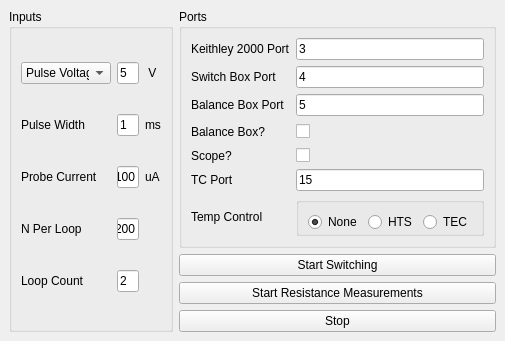
uonelisa/instruments, file switching_GUI_layoutfile.ui: the form before one commit.
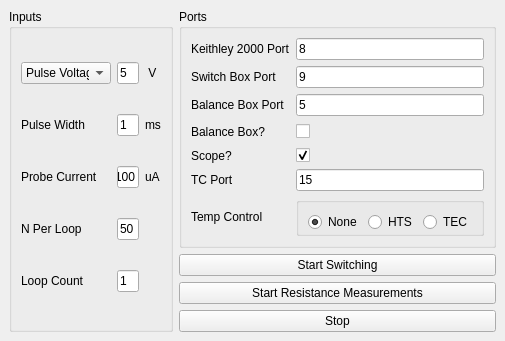
The form after the commit.

Patch:
```diff
--- a/switching_GUI_layoutfile.ui
+++ b/switching_GUI_layoutfile.ui
@@ -50,7 +50,7 @@
        <item row="3" column="1">
         <widget class="QLineEdit" name="measurement_count_box">
          <property name="text">
-          <string>200</string>
+          <string>50</string>
          </property>
         </widget>
        </item>
@@ -106,7 +106,7 @@
        <item row="4" column="1">
         <widget class="QLineEdit" name="loop_count_box">
          <property name="text">
-          <string>2</string>
+          <string>1</string>
          </property>
         </widget>
        </item>
@@ -198,14 +198,14 @@
          <item row="1" column="1">
           <widget class="QLineEdit" name="dmm_port_box">
            <property name="text">
-            <string>3</string>
+            <string>8</string>
            </property>
           </widget>
          </item>
          <item row="2" column="1">
           <widget class="QLineEdit" name="sb_port_box">
            <property name="text">
-            <string>4</string>
+            <string>9</string>
            </property>
           </widget>
          </item>
@@ -336,7 +336,7 @@
             <string/>
            </property>
            <property name="checked">
-            <bool>false</bool>
+            <bool>true</bool>
            </property>
            <property name="tristate">
             <bool>false</bool>
```
